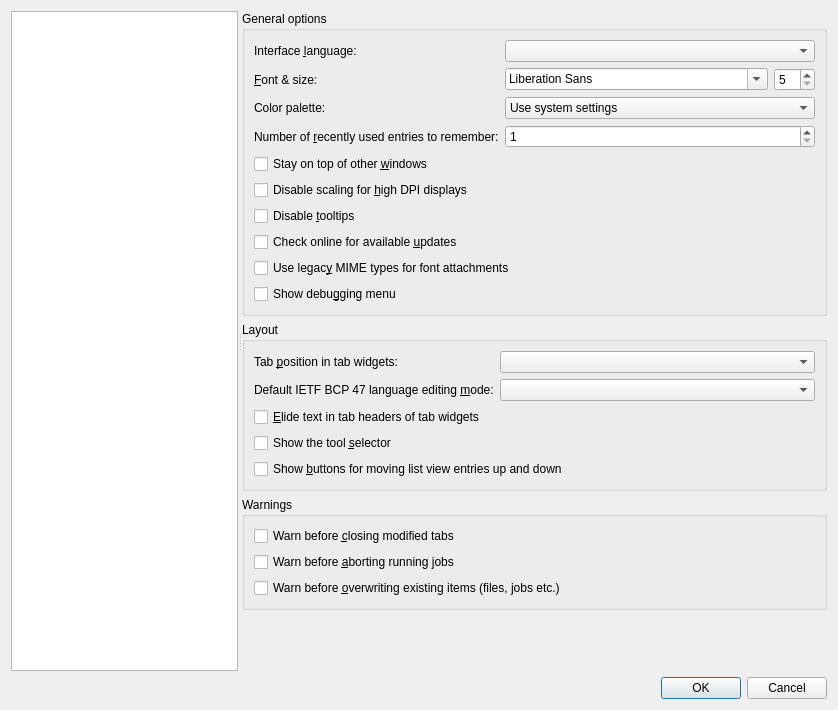
jpsdr/MKVToolnix-Windows-7, file src/mkvtoolnix-gui/forms/main_window/preferences_dialog.ui: the form before one commit.
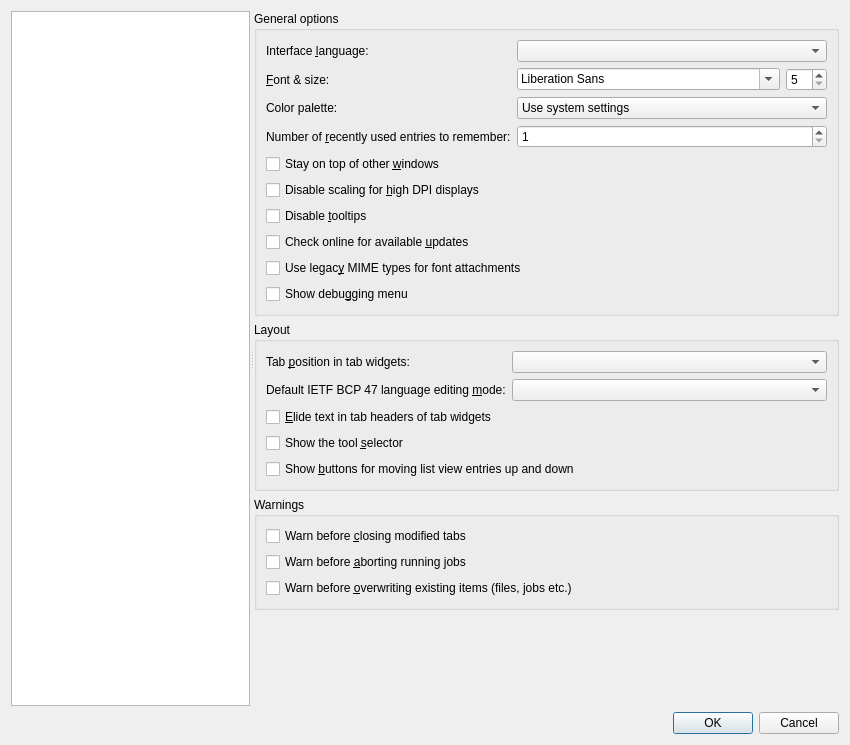
The form after the commit. Icons and pictures are not drawn. Custom widgets are drawn as their Qt base class.

Commit message:
GUI: force Arabic numerals if system's script is one of the Han scripts
Taken from the description in #3624:

Windows installations sold in China contain a registry entry called
`sNativeDigits` which are set to so-called Suzhou numerals. Qt's spin
boxes use those settings by default.

Unfortunately these numerals aren't really used or taught in China
these days, making them hard to understand.

Fixes #3624.

Patch:
```diff
--- a/src/mkvtoolnix-gui/forms/main_window/preferences_dialog.ui
+++ b/src/mkvtoolnix-gui/forms/main_window/preferences_dialog.ui
@@ -6,8 +6,8 @@
    <rect>
     <x>0</x>
     <y>0</y>
-    <width>838</width>
-    <height>710</height>
+    <width>850</width>
+    <height>745</height>
    </rect>
   </property>
   <property name="windowTitle">
@@ -2703,6 +2703,11 @@
    <header>mkvtoolnix-gui/util/string_list_configuration_widget.h</header>
    <container>1</container>
   </customwidget>
+  <customwidget>
+   <class>mtx::gui::Util::BasicSpinBox</class>
+   <extends>QSpinBox</extends>
+   <header>mkvtoolnix-gui/util/basic_spin_box.h</header>
+  </customwidget>
  </customwidgets>
  <tabstops>
   <tabstop>pageSelector</tabstop>
```
Left out of the diff: 49 changed lines with no effect on the pictures. The commit also changes 7 other files.
